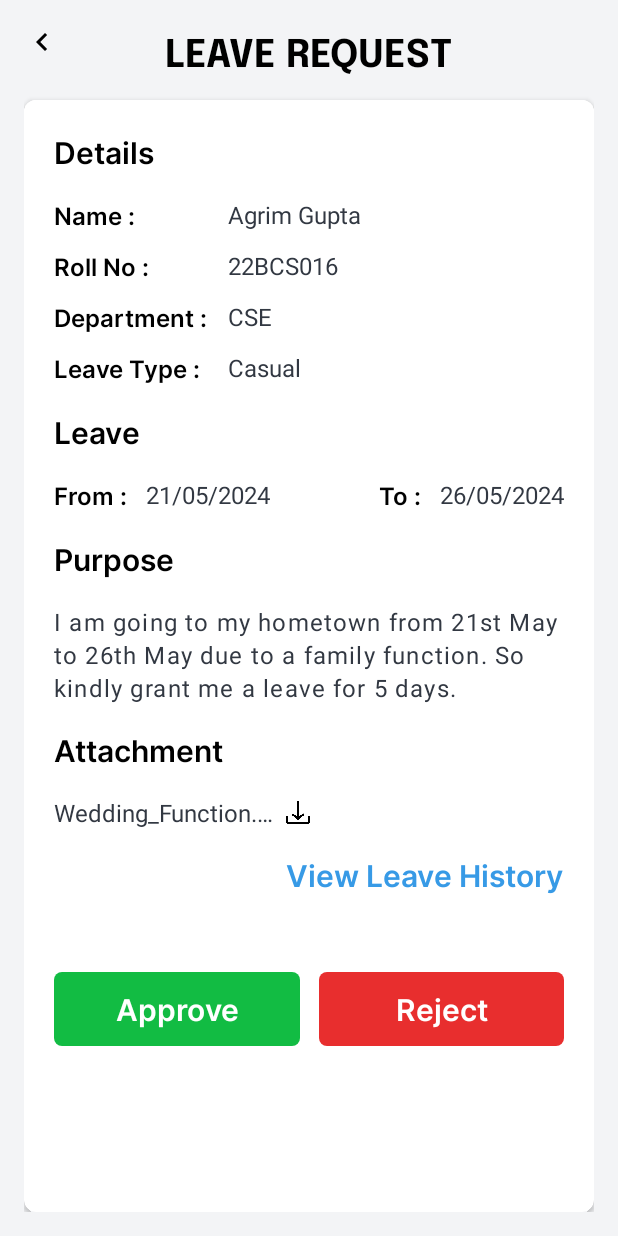
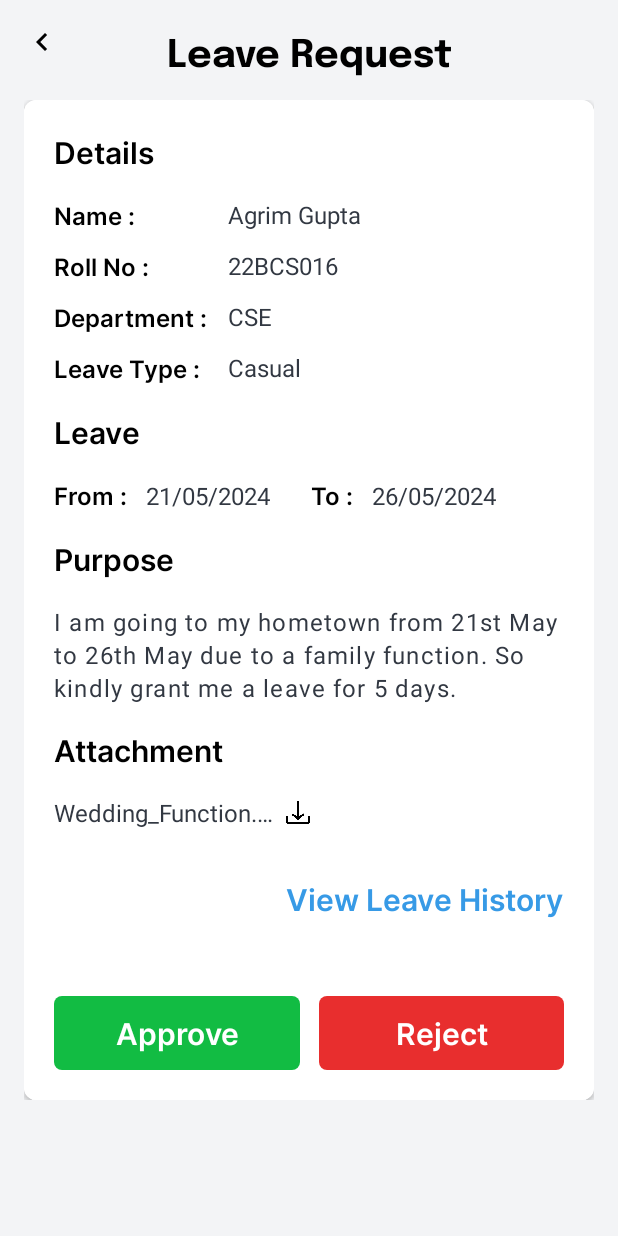
Before and after one commit to bsoc-bitbyte/myLeave, an Android app: the layout activity_leave_entry.xml on its own in the app's theme, with its tools: preview values and no code run, on a phone screen of 412 x 824 dp. Run offline under Robolectric (Android 15) with nearby library versions, the phone set to English and light mode, and no system bars.

Commit message:
Made the requested changes

```diff
--- a/app/src/main/res/layout/activity_leave_entry.xml
+++ b/app/src/main/res/layout/activity_leave_entry.xml
@@ -28,25 +28,26 @@
         android:background="@color/background"
         android:contentDescription="@string/back_button"
         android:src="@drawable/ic_back"
+        app:layout_constraintStart_toStartOf="parent"
         app:layout_constraintTop_toTopOf="parent"
-        app:layout_constraintStart_toStartOf="parent"
         tools:layout_editor_absoluteY="26dp" />
+
+    <ScrollView
+        android:id="@+id/ScrollView"
+        android:layout_width="match_parent"
+        android:layout_height="wrap_content"
+        android:layout_marginTop="16dp"
+        android:background="@color/background"
+        app:layout_constraintTop_toBottomOf="@+id/tvLeaveRequest">
 
         <androidx.cardview.widget.CardView
             android:layout_width="match_parent"
-        android:layout_height="0dp"
-        android:layout_marginTop="16dp"
+            android:layout_height="wrap_content"
             android:backgroundTint="@color/white"
             app:cardCornerRadius="8dp"
             app:layout_constraintBottom_toBottomOf="parent"
-        app:layout_constraintEnd_toEndOf="parent"
-        app:layout_constraintTop_toBottomOf="@+id/tvLeaveRequest">
+            app:layout_constraintEnd_toEndOf="parent">
 
-        <androidx.core.widget.NestedScrollView
-            android:id="@+id/ScrollView"
-            android:layout_width="match_parent"
-            android:layout_height="wrap_content"
-            android:background="@color/white">
 
             <androidx.constraintlayout.widget.ConstraintLayout
                 android:layout_width="match_parent"
@@ -81,7 +82,6 @@
                     android:id="@+id/tvRollNo"
                     android:layout_width="wrap_content"
                     android:layout_height="wrap_content"
-
                     android:fontFamily="@font/inter_semibold"
                     android:text="@string/roll_no_with_colon"
                     android:textColor="@color/black"
@@ -178,17 +178,24 @@
                     app:layout_constraintStart_toStartOf="parent"
                     app:layout_constraintTop_toBottomOf="@id/tvLeaveType" />
 
+                <LinearLayout
+                    android:id="@+id/llFrom"
+                    android:layout_width="wrap_content"
+                    android:layout_height="wrap_content"
+                    android:layout_gravity="center"
+                    android:layout_marginTop="16dp"
+                    app:layout_constraintStart_toStartOf="parent"
+                    app:layout_constraintTop_toBottomOf="@id/tvLeave">
+
                     <TextView
                         android:id="@+id/tvFrom"
+
                         android:layout_width="wrap_content"
                         android:layout_height="wrap_content"
-                    android:layout_marginTop="16dp"
                         android:fontFamily="@font/inter_semibold"
                         android:text="@string/from"
                         android:textColor="@color/black"
-                    android:textSize="16sp"
-                    app:layout_constraintStart_toStartOf="parent"
-                    app:layout_constraintTop_toBottomOf="@id/tvLeave" />
+                        android:textSize="16sp" />
 
                     <TextView
                         android:id="@+id/tvFromDate"
@@ -197,19 +204,16 @@
                         android:layout_marginStart="12dp"
                         android:text="@string/_21_05_2024"
                         android:textColor="@color/text_color"
-                    android:textSize="16sp"
-                    app:layout_constraintStart_toEndOf="@id/tvFrom"
-                    app:layout_constraintTop_toTopOf="@id/tvFrom" />
+                        android:textSize="16sp" />
+                </LinearLayout>
 
-                <TextView
-                    android:id="@+id/tvToDate"
+                <LinearLayout
+                    android:id="@+id/llTo"
                     android:layout_width="wrap_content"
                     android:layout_height="wrap_content"
-                    android:text="@string/_26_05_2024"
-                    android:textColor="@color/text_color"
-                    android:textSize="16sp"
-                    app:layout_constraintEnd_toEndOf="parent"
-                    app:layout_constraintTop_toTopOf="@id/tvFrom" />
+                    android:layout_gravity="center"
+                    app:layout_constraintStart_toEndOf="@+id/tvReferenceCenter"
+                    app:layout_constraintTop_toTopOf="@id/llFrom">
 
                     <TextView
                         android:id="@+id/tvTo"
@@ -224,6 +228,16 @@
                         app:layout_constraintTop_toTopOf="@id/tvFrom" />
 
                     <TextView
+                        android:id="@+id/tvToDate"
+                        android:layout_width="wrap_content"
+                        android:layout_height="wrap_content"
+                        android:text="@string/_26_05_2024"
+                        android:textColor="@color/text_color"
+                        android:textSize="16sp" />
+                </LinearLayout>
+
+
+                <TextView
                     android:id="@+id/tvPurpose"
                     android:layout_width="wrap_content"
                     android:layout_height="wrap_content"
@@ -233,7 +247,7 @@
                     android:textColor="@color/black"
                     android:textSize="20sp"
                     app:layout_constraintStart_toStartOf="parent"
-                    app:layout_constraintTop_toBottomOf="@id/tvFrom" />
+                    app:layout_constraintTop_toBottomOf="@id/llFrom" />
 
                 <TextView
                     android:id="@+id/tvTempPurpose"
@@ -296,7 +310,7 @@
                     android:id="@+id/tvViewLeaveHistory"
                     android:layout_width="wrap_content"
                     android:layout_height="wrap_content"
-                    android:layout_marginTop="16dp"
+                    android:layout_marginTop="32dp"
                     android:fontFamily="@font/inter_semibold"
                     android:text="@string/view_leave_history"
                     android:textColor="@color/btn_add_color"
@@ -331,6 +345,7 @@
                     app:layout_constraintStart_toStartOf="parent" />
 
                 <TextView
+                    android:id="@+id/textView"
                     android:layout_width="0dp"
                     android:layout_height="wrap_content"
                     android:layout_marginStart="5dp"
@@ -349,11 +364,8 @@
 
             </androidx.constraintlayout.widget.ConstraintLayout>
 
-
-        </androidx.core.widget.NestedScrollView>
-
-
         </androidx.cardview.widget.CardView>
+    </ScrollView>
 
 
 </androidx.constraintlayout.widget.ConstraintLayout>
--- a/app/src/main/res/values/strings.xml
+++ b/app/src/main/res/values/strings.xml
@@ -35,7 +35,7 @@
     <string name="_22bcs016">22BCS016</string>
     <string name="leaves">Leaves</string>
     <string name="leave_history">Leave History</string>
-    <string name="leave_request">LEAVE REQUEST</string>
+    <string name="leave_request">Leave Request</string>
     <string name="details">Details</string>
     <string name="name_with_colon">Name :</string>
     <string name="roll_no_with_colon">Roll No :</string>
--- a/build.gradle.kts
+++ b/build.gradle.kts
@@ -5,8 +5,8 @@ buildscript {
         mavenCentral()
     }
     dependencies {
-        classpath("com.android.tools.build:gradle:8.4.2")
-        classpath("org.jetbrains.kotlin:kotlin-gradle-plugin:1.6.21")
+        classpath("com.android.tools.build:gradle:7.0.4")
+        classpath("org.jetbrains.kotlin:kotlin-gradle-plugin:1.5.21")
         classpath("com.google.dagger:hilt-android-gradle-plugin:2.48")
         classpath("com.google.gms:google-services:4.4.2")
     }
```
Lines whose indentation alone changed are shown as unchanged.
